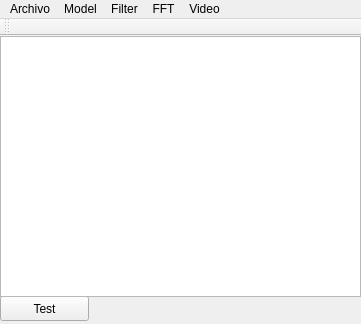
First picture: the form in photoeditor.ui, repository Suryavf/PhotoEditor, before the edit.
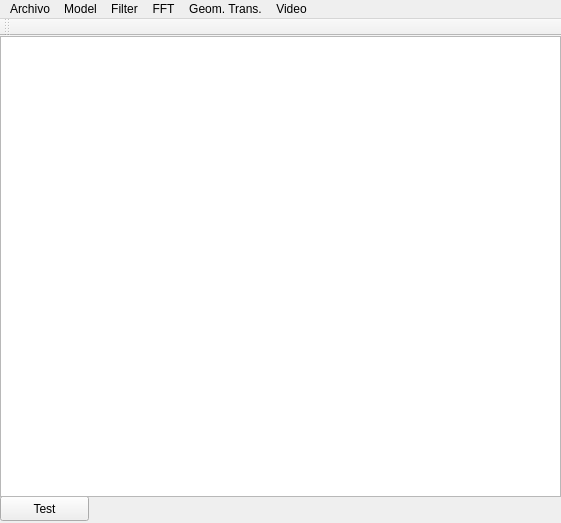
Second picture: the form after the edit.

Commit message: Add Geometric Transformation Option

What changed in the file:
```diff
--- a/photoeditor.ui
+++ b/photoeditor.ui
@@ -6,8 +6,8 @@
    <rect>
     <x>0</x>
     <y>0</y>
-    <width>361</width>
-    <height>324</height>
+    <width>561</width>
+    <height>523</height>
    </rect>
   </property>
   <property name="windowTitle">
@@ -18,7 +18,7 @@
     <property name="geometry">
      <rect>
       <x>0</x>
-      <y>260</y>
+      <y>460</y>
       <width>89</width>
       <height>25</height>
      </rect>
@@ -32,8 +32,8 @@
      <rect>
       <x>0</x>
       <y>0</y>
-      <width>361</width>
-      <height>261</height>
+      <width>561</width>
+      <height>461</height>
      </rect>
     </property>
    </widget>
@@ -43,7 +43,7 @@
     <rect>
      <x>0</x>
      <y>0</y>
-     <width>361</width>
+     <width>561</width>
      <height>22</height>
     </rect>
    </property>
@@ -91,10 +91,17 @@
     </property>
     <addaction name="actionTrackingVideo"/>
    </widget>
+   <widget class="QMenu" name="menuGeom_Trans">
+    <property name="title">
+     <string>Geom. Trans.</string>
+    </property>
+    <addaction name="actionPerspective"/>
+   </widget>
    <addaction name="menuPhoto_Ed"/>
    <addaction name="menuModel"/>
    <addaction name="menuFilter"/>
    <addaction name="menuFFT"/>
+   <addaction name="menuGeom_Trans"/>
    <addaction name="menuVideo"/>
   </widget>
   <widget class="QToolBar" name="mainToolBar">
```
Left out of the diff: 5 changed lines with no effect on the pictures. The commit also changes 2 other files.
